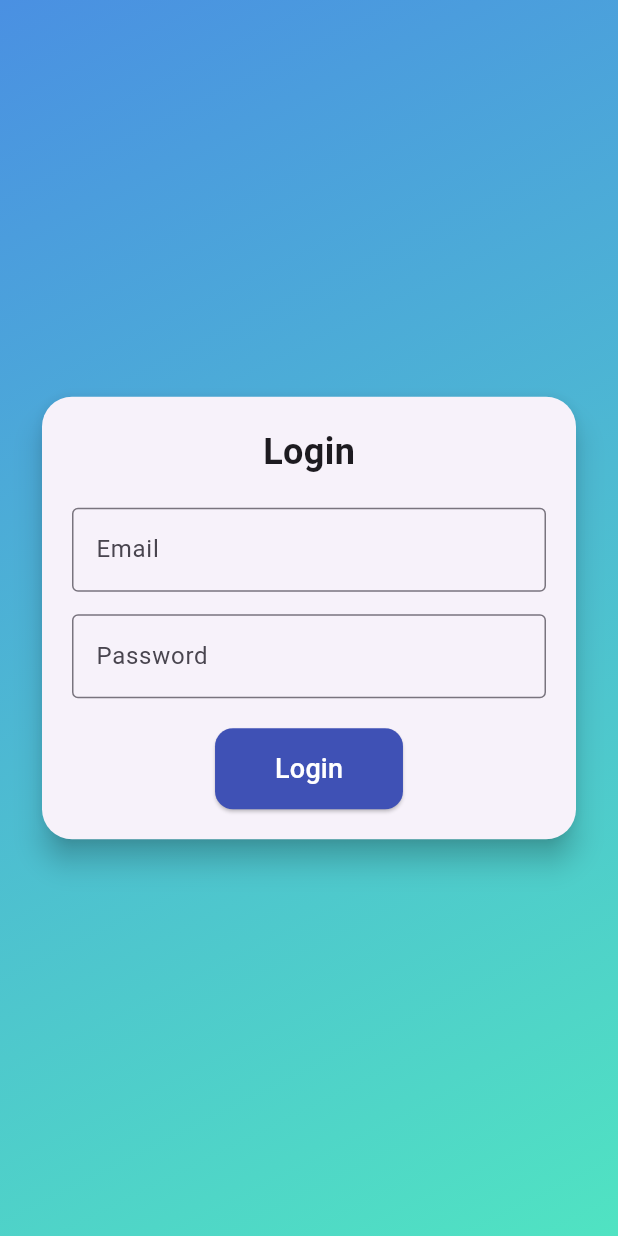
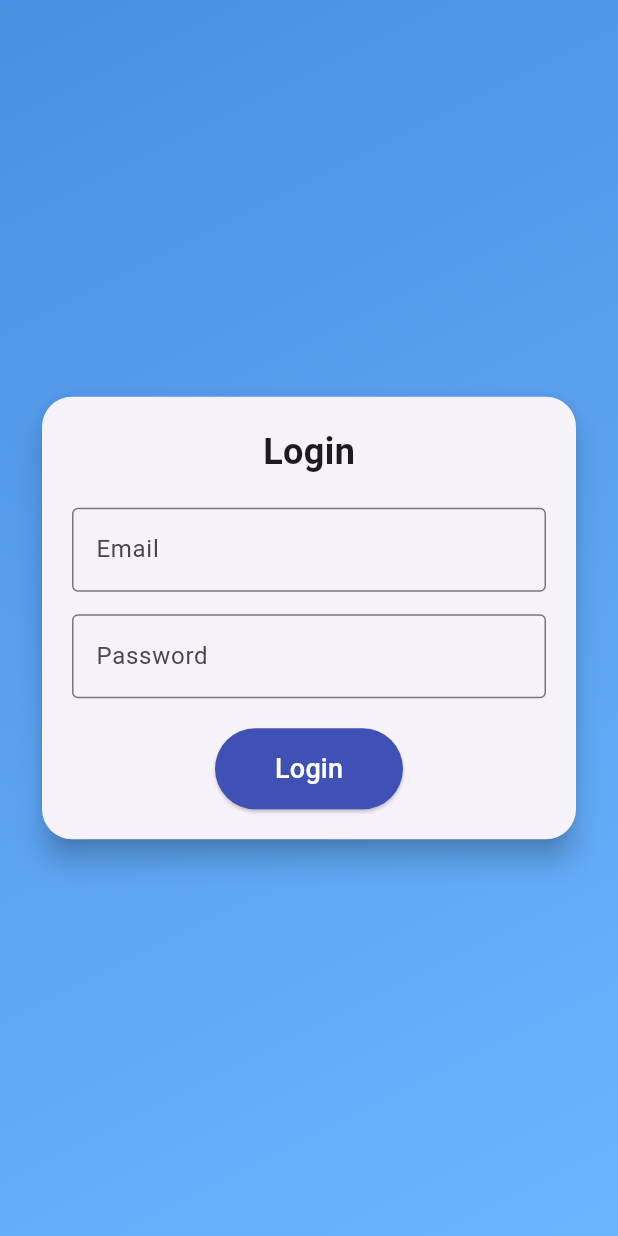
Before and after one commit to shraddhashelar18/vsmart_project, a Flutter app: the screen it shows after launch, on a phone screen of 412 x 824 dp. Run offline on Flutter 3.47's test engine with Material 3 defaults, Android fonts, the light colour scheme and no system bars; our stand-ins replace cloud_firestore, firebase_core, pdf; accounts and stored records are empty.

Commit message:
33th commit

```diff
--- a/lib/main.dart
+++ b/lib/main.dart
@@ -1,21 +1,26 @@
 import 'package:flutter/material.dart';
 import 'package:firebase_core/firebase_core.dart';
+
 import 'screens/splash_screen.dart';
 
 void main() async {
   WidgetsFlutterBinding.ensureInitialized();
   await Firebase.initializeApp();
-
-  runApp(const MyApp());
+  runApp(const VSmartApp());
 }
 
-class MyApp extends StatelessWidget {
-  const MyApp({super.key});
+class VSmartApp extends StatelessWidget {
+  const VSmartApp({super.key});
 
   @override
   Widget build(BuildContext context) {
     return MaterialApp(
       debugShowCheckedModeBanner: false,
+      title: "VSmart App",
+      theme: ThemeData(
+        primarySwatch: Colors.indigo,
+        fontFamily: 'Roboto',
+      ),
       home: const SplashScreen(),
     );
   }
--- a/lib/screens/login_screen.dart
+++ b/lib/screens/login_screen.dart
@@ -12,7 +12,6 @@ class LoginScreen extends StatefulWidget {
 class _LoginScreenState extends State<LoginScreen> {
   final emailC = TextEditingController();
   final passC = TextEditingController();
-
   bool loading = false;
 
   @override
@@ -20,7 +19,9 @@ class _LoginScreenState extends State<LoginScreen> {
     return Scaffold(
       body: Container(
         padding: const EdgeInsets.all(24),
-        decoration: const BoxDecoration(gradient: AppColors.gradient),
+        decoration: const BoxDecoration(
+          gradient: AppColors.gradient,
+        ),
         child: Center(
           child: SingleChildScrollView(
             child: Card(
@@ -34,12 +35,14 @@ class _LoginScreenState extends State<LoginScreen> {
                   children: [
                     const Text(
                       "Login",
-                      style:
-                          TextStyle(fontSize: 24, fontWeight: FontWeight.bold),
+                      style: TextStyle(
+                        fontSize: 24,
+                        fontWeight: FontWeight.bold,
+                      ),
                     ),
+
                     const SizedBox(height: 20),
 
-                    // Email
                     TextField(
                       controller: emailC,
                       decoration: const InputDecoration(
@@ -47,9 +50,9 @@ class _LoginScreenState extends State<LoginScreen> {
                         border: OutlineInputBorder(),
                       ),
                     ),
+
                     const SizedBox(height: 15),
 
-                    // Password
                     TextField(
                       controller: passC,
                       obscureText: true,
@@ -58,30 +61,24 @@ class _LoginScreenState extends State<LoginScreen> {
                         border: OutlineInputBorder(),
                       ),
                     ),
+
                     const SizedBox(height: 20),
 
-                    // Login Button
                     loading
                         ? const CircularProgressIndicator()
                         : ElevatedButton(
+                            onPressed: () {
+                              Navigator.push(
+                                context,
+                                MaterialPageRoute(
+                                    builder: (_) => const DashboardRouter()),
+                              );
+                            },
                             style: ElevatedButton.styleFrom(
                               backgroundColor: Colors.indigo,
                               padding: const EdgeInsets.symmetric(
                                   horizontal: 40, vertical: 14),
-                              shape: RoundedRectangleBorder(
-                                borderRadius: BorderRadius.circular(12),
-                              ),
                             ),
-                            onPressed: () {
-                              Navigator.push(
-                                context,
-                                MaterialPageRoute(
-                                  builder: (_) => DashboardRouter(
-                                    email: emailC.text.trim(),
-                                  ),
-                                ),
-                              );
-                            },
                             child: const Text(
                               "Login",
                               style:
--- a/lib/theme/app_colors.dart
+++ b/lib/theme/app_colors.dart
@@ -1,19 +1,16 @@
 import 'package:flutter/material.dart';
 
 class AppColors {
-  static const primaryColor = Color(0xFF4A90E2); // Blue
-  static const accentColor = Color(0xFF50E3C2); // Mint
-  static const bgColor = Color(0xFFF5F7FA);
-  static const cardColor = Colors.white;
-  static const textColor = Colors.black87;
+  static const Color primary = Color(0xFF4A90E2);   // ✔ USED BY student/teacher
+  static const Color primaryColor = Color(0xFF4A90E2); // ✔ support older code
+  static const Color bgColor = Color(0xFFF4F6FA);
 
-  // ✅ ADD THIS
   static const LinearGradient gradient = LinearGradient(
+    colors: [
+      Color(0xFF4A90E2),
+      Color(0xFF6BB4FF),
+    ],
     begin: Alignment.topLeft,
     end: Alignment.bottomRight,
-    colors: [
-      primaryColor,
-      accentColor,
-    ],
   );
 }
```
Also changed, not shown: lib/screens/splash_screen.dart (+4 -12 lines), lib/screens/student/student_dashboard.dart (+18 -19 lines), lib/screens/teacher/teacher_dashboard.dart (+10 -1 lines).
